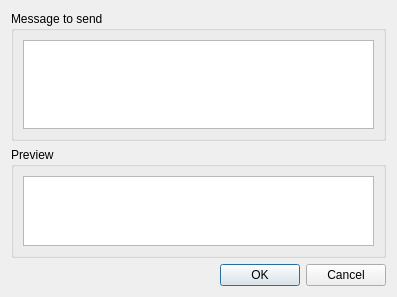
The window that src/mumble/TextMessage.ui (mumble-voip/mumble) describes before a commit, drawn with Qt 5.
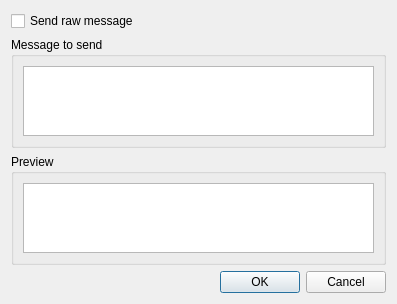
The same window after the commit.

Commit message: Patch 1921066: Option to disable html messages [arrai]

Patch:
```diff
--- a/src/mumble/TextMessage.ui
+++ b/src/mumble/TextMessage.ui
@@ -10,6 +10,16 @@
    </rect>
   </property>
   <layout class="QVBoxLayout" >
+   <item>
+    <widget class="QCheckBox" name="qcbRawMessage" >
+     <property name="text" >
+      <string>Send raw message</string>
+     </property>
+     <property name="toolTip" >
+      <string>Disables html formating</string>
+     </property>
+    </widget>
+   </item>
    <item>
     <widget class="QGroupBox" name="groupBox" >
      <property name="sizePolicy" >
```
The commit also changes 2 other files.
